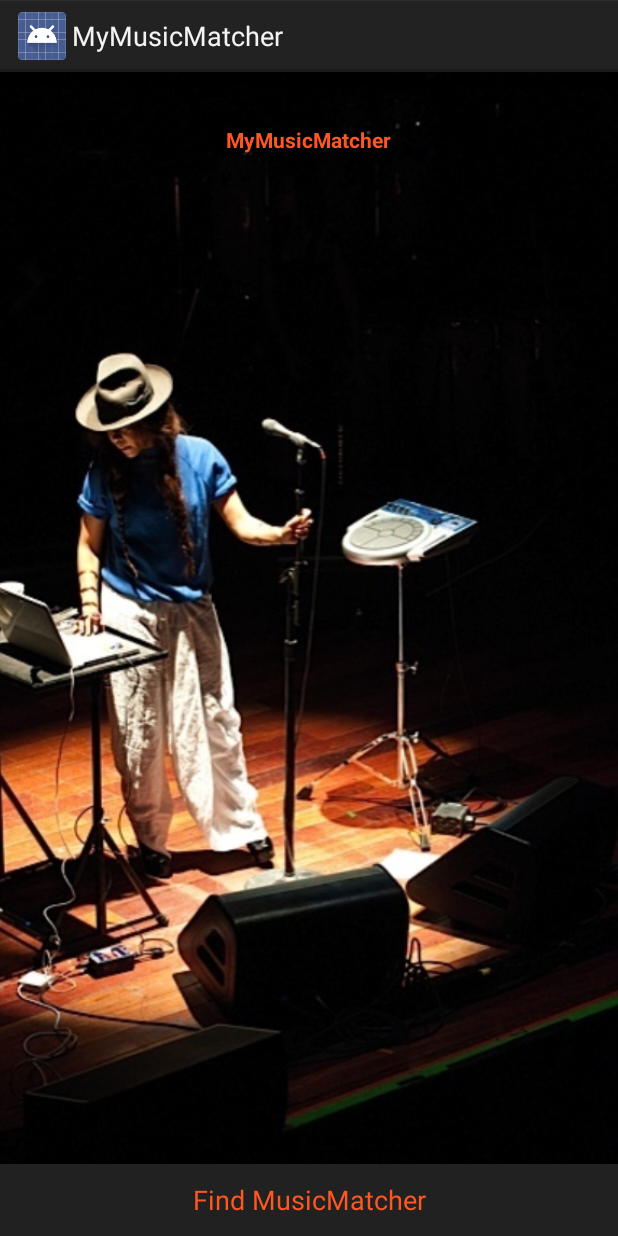
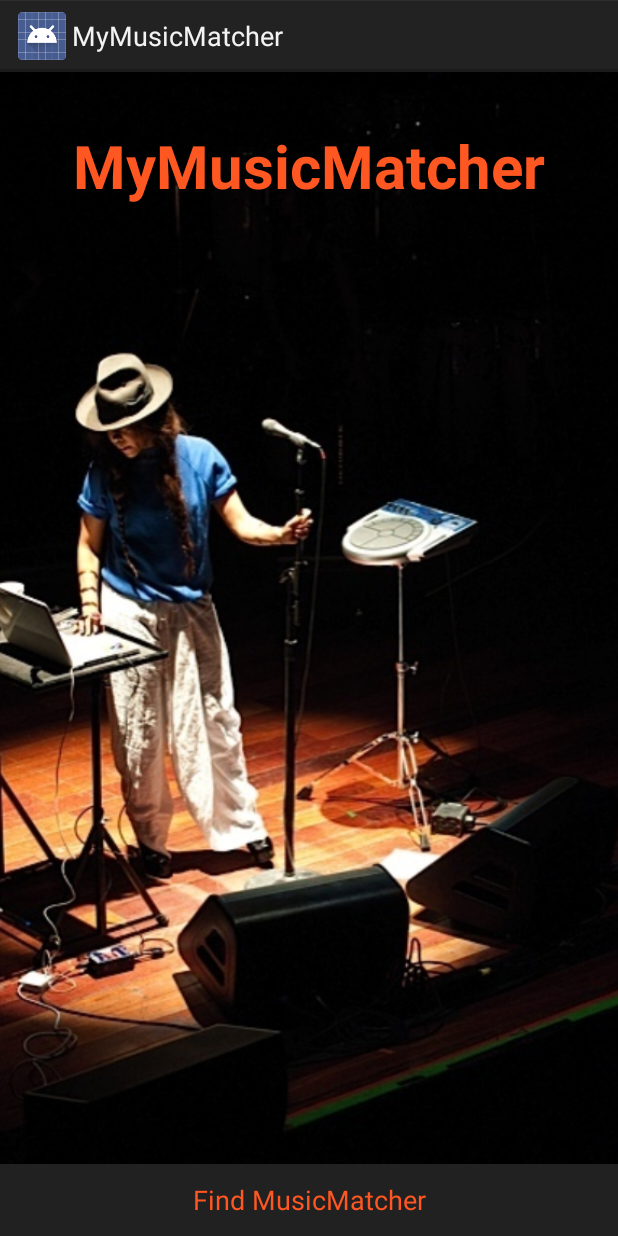
Before and after one commit to kavata9/MyMusicMatcher, an Android app: the screen it shows after launch (MainActivity), on a phone screen of 412 x 824 dp. Run offline under Robolectric (Android 15) with nearby library versions, the phone set to English and light mode, and no system bars.

Commit message:
change text style and fonts

```diff
--- a/app/src/main/res/layout/activity_main.xml
+++ b/app/src/main/res/layout/activity_main.xml
@@ -18,12 +18,14 @@ tools:context="com.music.agnes.mymusicmatcher.MainActivity">
         android:layout_width="wrap_content"
         android:layout_height="wrap_content"
         android:text="MyMusicMatcher"
+        android:layout_marginTop="35dp"
+        android:id="@+id/textView"
+        android:textColor="@color/colorTextIcons"
+        android:textSize="40sp"
         android:layout_alignParentTop="true"
         android:layout_centerHorizontal="true"
-        android:layout_marginTop="35dp"
-        android:id="@+id/textView"
-        android:textStyle="bold"
-        android:textColor="@color/colorPrimary"/>
+        android:textStyle="bold" />
+
 
     <Button
         android:layout_width="match_parent"
```
